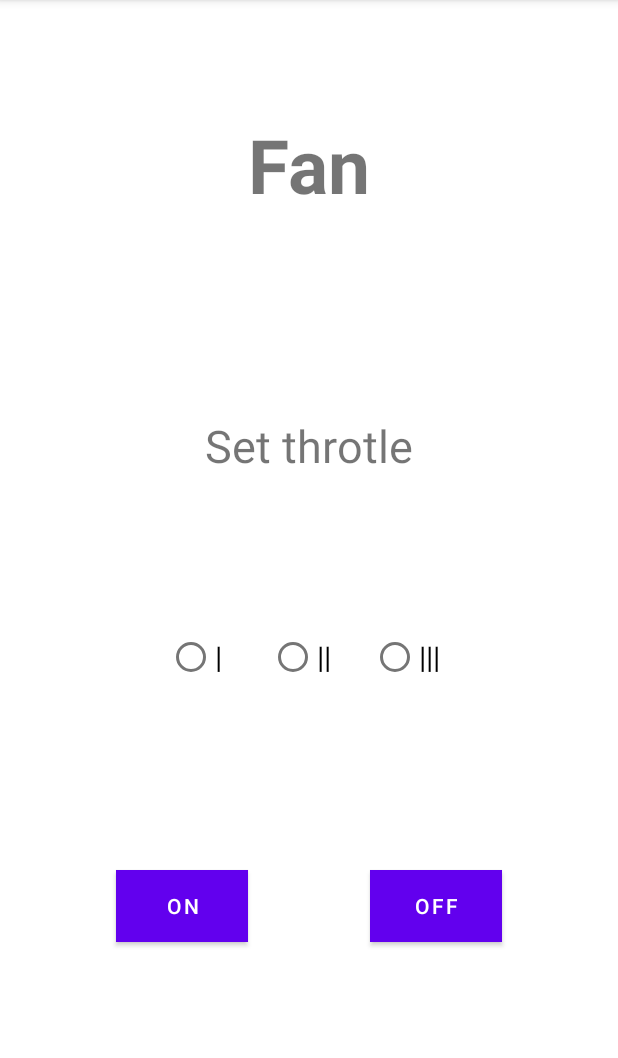
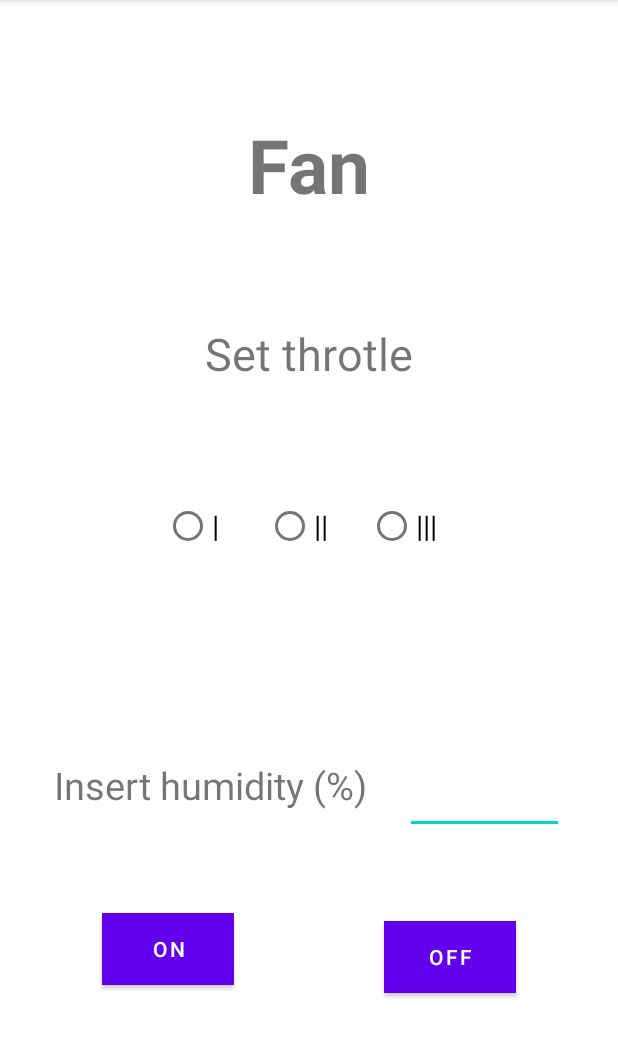
Before and after one commit to ItIsMeJuly/Climate-control-system, an Android app: the Ventilation screen opened directly, with no data from a screen before it, on a phone screen of 412 x 824 dp, the part 84-1142 px from its top. Run offline under Robolectric (Android 15) with nearby library versions, the phone set to English and light mode, and no system bars; libraries missing offline, so code that uses them is left out: org.eclipse.paho; 14 statements that could not run were skipped.

Commit message:
Phone App next version

```diff
--- a/ClimaCool/app/src/main/java/com/example/climacool/Bathroom.java
+++ b/ClimaCool/app/src/main/java/com/example/climacool/Bathroom.java
@@ -37,7 +37,7 @@ public class Bathroom extends AppCompatActivity {
                     @Override public void onItemClick(View view, int position) {
                         switch (position){
                             case 0:
-                                airpurifier.putExtra("topic",new String[]{data[0] + "air_purifier", data[1]});
+                                airpurifier.putExtra("topic",new String[]{data[0] + "airpurifier", data[1]});
                                 Bathroom.this.startActivity(airpurifier);
                                 overridePendingTransition(R.anim.fade_in, R.anim.fade_out);
                                 break;
--- a/ClimaCool/app/src/main/java/com/example/climacool/Monitoring.java
+++ b/ClimaCool/app/src/main/java/com/example/climacool/Monitoring.java
@@ -25,7 +25,7 @@ public class Monitoring extends AppCompatActivity {
     private String broker = "tcp://h9111c9f.eu-central-1.emqx.cloud:15219";
 
     //initialize a handler with the MQTT broker
-    private MqttAndroidClient handler;
+    MqttAndroidClient handler;
 
 
     @Override
@@ -37,7 +37,7 @@ public class Monitoring extends AppCompatActivity {
         String []data = received.getStringArrayExtra("topic");
 
         if(data[1].equals("no"))
-            broker = "tcp://192.168.43.136:1883";
+            broker = "tcp://192.168.137.1:1883";
 
         placeTitle(data[0]);
 
@@ -62,7 +62,6 @@ public class Monitoring extends AppCompatActivity {
             @Override
             public void messageArrived(String topic, MqttMessage message) throws Exception {
                 String msg = new String(message.getPayload());
-                Log.d("msg", msg);
                 if (Character.isDigit(msg.charAt(0))) {
                     if(topic.equals(data[0] + "/temperature")) {
                         temp.post(new Runnable() {
--- a/ClimaCool/app/src/main/java/com/example/climacool/Ventilation.java
+++ b/ClimaCool/app/src/main/java/com/example/climacool/Ventilation.java
@@ -8,16 +8,20 @@ import androidx.appcompat.app.AppCompatActivity;
 import android.content.Intent;
 import android.os.Bundle;
 import android.util.Log;
+import android.view.KeyEvent;
 import android.view.Menu;
 import android.view.MenuItem;
 import android.view.View;
 import android.view.Window;
+import android.view.inputmethod.EditorInfo;
 import android.widget.Button;
 import android.widget.CompoundButton;
+import android.widget.EditText;
 import android.widget.RadioButton;
 import android.widget.RadioGroup;
 import android.widget.Switch;
 import android.widget.TextView;
+import android.widget.Toast;
 
 import org.eclipse.paho.android.service.MqttAndroidClient;
 import org.eclipse.paho.client.mqttv3.IMqttActionListener;
@@ -41,11 +45,13 @@ public class Ventilation extends AppCompatActivity {
     RadioButton first;
     RadioButton second;
     RadioButton third;
+    EditText etHumidity;
 
     Button btnOff;
     Button btnOn;
 
     String throtTopic;
+    String humidTopic;
 
     String broker = "tcp://h9111c9f.eu-central-1.emqx.cloud:15219";
 
@@ -55,6 +61,8 @@ public class Ventilation extends AppCompatActivity {
 
     //initialize a handler with the MQTT broker
     MqttAndroidClient handler;
+
+    double humidity;
 
     public Ventilation() throws MqttException {
     }
@@ -75,6 +83,7 @@ public class Ventilation extends AppCompatActivity {
                     auto.setVisibility(View.VISIBLE);
                     btnOn.setVisibility(View.INVISIBLE);
                     btnOff.setVisibility(View.INVISIBLE);
+                    etHumidity.setEnabled(true);
                     for (int i = 0; i < radioGroup.getChildCount(); i++) {
                         radioGroup.getChildAt(i).setEnabled(false);
                     }
@@ -89,6 +98,7 @@ public class Ventilation extends AppCompatActivity {
                     auto.setVisibility(View.INVISIBLE);
                     btnOn.setVisibility(View.VISIBLE);
                     btnOff.setVisibility(View.VISIBLE);
+                    etHumidity.setEnabled(false);
                     for (int i = 0; i < radioGroup.getChildCount(); i++) {
                         radioGroup.getChildAt(i).setEnabled(true);
                     }
@@ -118,12 +128,13 @@ public class Ventilation extends AppCompatActivity {
         modeTopic = data[0] + "/mode";
         String stateTopic = data[0] + "/state";
         throtTopic = data[0] + "/throttle";
+        humidTopic = data[0] + "/humidity";
         data[0] += "/#";
 
         //RxJavaPlugins.setErrorHandler (e -> { });
 
         if(data[1].equals("no"))
-            broker = "tcp://192.168.43.136:1883";
+            broker = "tcp://192.168.137.1:1883";
 
         //place the title of the activity window
         placeTitle(data[0]);
@@ -136,6 +147,8 @@ public class Ventilation extends AppCompatActivity {
         first = findViewById(R.id.radioButton4);
         second = findViewById(R.id.radioButton6);
         third = findViewById(R.id.radioButton5);
+
+        etHumidity = findViewById(R.id.editTextNumber5);
 
 
         //new MQTT connection
@@ -158,7 +171,12 @@ public class Ventilation extends AppCompatActivity {
                     mode = msg;
                     if(msg.equals("auto")){
                         sw.setChecked(true);
+                        etHumidity.setEnabled(true);
                     }
+                }
+                else if(topic.equals(humidTopic)){
+                    humidity = Double.parseDouble(msg);
+                    etHumidity.setText(msg);
                 }
                 switch (msg){
                     case "first":
@@ -176,6 +194,18 @@ public class Ventilation extends AppCompatActivity {
                         }
                         btnOff.setEnabled(true);
                         btnOn.setEnabled(false);
+                        if(!mode.equals("manual")) {
+                            for (int i = 0; i < radioGroup.getChildCount(); i++) {
+                                radioGroup.getChildAt(i).setEnabled(false);
+                            }
+                            etHumidity.setEnabled(true);
+                        }
+                        else {
+                            for (int i = 0; i < radioGroup.getChildCount(); i++) {
+                                radioGroup.getChildAt(i).setEnabled(true);
+                            }
+                            etHumidity.setEnabled(false);
+                        }
                         break;
                     case "off":
                         for (int i = 0; i < radioGroup.getChildCount(); i++) {
@@ -183,6 +213,7 @@ public class Ventilation extends AppCompatActivity {
                         }
                         btnOn.setEnabled(true);
                         btnOff.setEnabled(false);
+                        etHumidity.setEnabled(false);
                         break;
                 }
             }
@@ -260,6 +291,26 @@ public class Ventilation extends AppCompatActivity {
             }
         };
 
+        etHumidity.setOnEditorActionListener(new TextView.OnEditorActionListener() {
+            @Override
+            public boolean onEditorAction(TextView v, int actionId, KeyEvent event) {
+                boolean handled = false;
+                if (actionId == EditorInfo.IME_ACTION_DONE) {
+                    //get the value from the text box and send it to MQTT broker
+                    humidity = Double.parseDouble(String.valueOf(etHumidity.getText()));
+                    try {
+                        handler.publish(humidTopic, Double.toString(humidity).getBytes(), 1, true);
+                    } catch (MqttException e) {
+                        Toast.makeText(getApplicationContext(), "failed to deliver info", Toast.LENGTH_LONG).show();
+                        e.printStackTrace();
+                    }
+                }
+                v.clearFocus();
+                return handled;
+            }
+        });
+
+
         addListenerOnRadioGroup();
     }
 
--- a/ClimaCool/app/src/main/java/com/example/climacool/lights.java
+++ b/ClimaCool/app/src/main/java/com/example/climacool/lights.java
@@ -69,7 +69,7 @@ public class lights extends AppCompatActivity {
         placeTitle(data[0]);
 
         if(data[1].equals("no"))
-            broker = "tcp://192.168.43.136:1883";
+            broker = "tcp://192.168.137.1:1883";
 
         //RxJavaPlugins.setErrorHandler (e -> { });
 
--- a/ClimaCool/app/src/main/res/layout/activity_heater.xml
+++ b/ClimaCool/app/src/main/res/layout/activity_heater.xml
@@ -32,13 +32,14 @@
 
     <EditText
         android:id="@+id/editTextNumberDecimal"
-        android:layout_width="60dp"
+        android:layout_width="90dp"
         android:layout_height="0dp"
         android:layout_marginTop="328dp"
         android:layout_marginEnd="30dp"
         android:ems="10"
-        android:gravity="center"
+        android:gravity="center_horizontal"
         android:inputType="numberDecimal"
+        android:textSize="25dp"
         app:layout_constraintEnd_toEndOf="parent"
         app:layout_constraintHorizontal_bias="0.5"
         app:layout_constraintStart_toEndOf="@+id/textView"
--- a/ClimaCool/app/src/main/res/layout/activity_ventilation.xml
+++ b/ClimaCool/app/src/main/res/layout/activity_ventilation.xml
@@ -1,9 +1,16 @@
 <?xml version="1.0" encoding="utf-8"?>
-<androidx.constraintlayout.widget.ConstraintLayout xmlns:android="http://schemas.android.com/apk/res/android"
+
+<ScrollView  xmlns:android="http://schemas.android.com/apk/res/android"
     xmlns:app="http://schemas.android.com/apk/res-auto"
     xmlns:tools="http://schemas.android.com/tools"
     android:layout_width="match_parent"
     android:layout_height="match_parent"
+    android:fillViewport="true">
+
+<androidx.constraintlayout.widget.ConstraintLayout
+    android:layout_width="match_parent"
+    android:layout_height="match_parent"
+    android:layout_marginBottom="30dp"
     tools:context=".Ventilation">
 
     <TextView
@@ -22,7 +29,7 @@
         android:id="@+id/textView12"
         android:layout_width="wrap_content"
         android:layout_height="wrap_content"
-        android:layout_marginTop="133dp"
+        android:layout_marginTop="72dp"
         android:text="Set throtle"
         android:textSize="30sp"
         app:layout_constraintEnd_toEndOf="parent"
@@ -31,8 +38,8 @@
 
     <RadioGroup
         android:id="@+id/radioGroup2"
-        android:layout_width="209dp"
-        android:layout_height="169dp"
+        android:layout_width="213dp"
+        android:layout_height="118dp"
         android:layout_marginTop="36dp"
         android:orientation="horizontal"
         app:layout_constraintEnd_toEndOf="parent"
@@ -71,23 +78,29 @@
         android:id="@+id/button5"
         android:layout_width="wrap_content"
         android:layout_height="wrap_content"
-        android:layout_marginTop="57dp"
-        android:layout_marginEnd="77dp"
+        android:layout_marginTop="58dp"
+        android:layout_marginEnd="68dp"
+        android:layout_marginBottom="88dp"
         android:background="@color/white"
         android:text="Off"
+        app:layout_constraintBottom_toBottomOf="parent"
         app:layout_constraintEnd_toEndOf="parent"
-        app:layout_constraintTop_toBottomOf="@+id/radioGroup2" />
+        app:layout_constraintTop_toBottomOf="@+id/editTextNumber5"
+        app:layout_constraintVertical_bias="0.0" />
 
     <Button
         android:id="@+id/button9"
         android:layout_width="wrap_content"
         android:layout_height="wrap_content"
-        android:layout_marginStart="77dp"
-        android:layout_marginTop="57dp"
+        android:layout_marginStart="68dp"
+        android:layout_marginTop="68dp"
+        android:layout_marginBottom="88dp"
         android:background="@color/white"
         android:text="on"
+        app:layout_constraintBottom_toBottomOf="parent"
         app:layout_constraintStart_toStartOf="parent"
-        app:layout_constraintTop_toBottomOf="@+id/radioGroup2" />
+        app:layout_constraintTop_toBottomOf="@+id/textView28"
+        app:layout_constraintVertical_bias="0.05" />
 
     <TextView
         android:id="@+id/textView27"
@@ -100,4 +113,29 @@
         app:layout_constraintEnd_toEndOf="parent"
         app:layout_constraintStart_toStartOf="parent"
         app:layout_constraintTop_toBottomOf="@+id/radioGroup2" />
+
+    <TextView
+        android:id="@+id/textView28"
+        android:layout_width="wrap_content"
+        android:layout_height="wrap_content"
+        android:layout_marginStart="36dp"
+        android:layout_marginTop="40dp"
+        android:text="Insert humidity (%)"
+        android:textSize="25dp"
+        app:layout_constraintStart_toStartOf="parent"
+        app:layout_constraintTop_toBottomOf="@+id/textView27" />
+
+    <EditText
+        android:id="@+id/editTextNumber5"
+        android:layout_width="106dp"
+        android:layout_height="50dp"
+        android:layout_marginTop="40dp"
+        android:layout_marginEnd="36dp"
+        android:ems="10"
+        android:gravity="center_horizontal"
+        android:inputType="numberSigned"
+        android:textSize="25dp"
+        app:layout_constraintEnd_toEndOf="parent"
+        app:layout_constraintTop_toBottomOf="@+id/textView27" />
 </androidx.constraintlayout.widget.ConstraintLayout>
+</ScrollView>
```
Also changed, not shown: ClimaCool/app/src/main/java/com/example/climacool/Heater.java (+53 -23 lines), ClimaCool/app/src/main/java/com/example/climacool/Livingroom.java (+4 -4 lines), ClimaCool/app/src/main/java/com/example/climacool/airconditioner.java (+22 -4 lines), ClimaCool/app/src/main/java/com/example/climacool/airpurifier.java (+5 -5 lines), ClimaCool/app/src/main/res/layout/activity_airconditioner.xml (+8 -6 lines), ClimaCool/app/src/main/res/layout/activity_monitoring.xml (+10 -10 lines), 15 other files.
